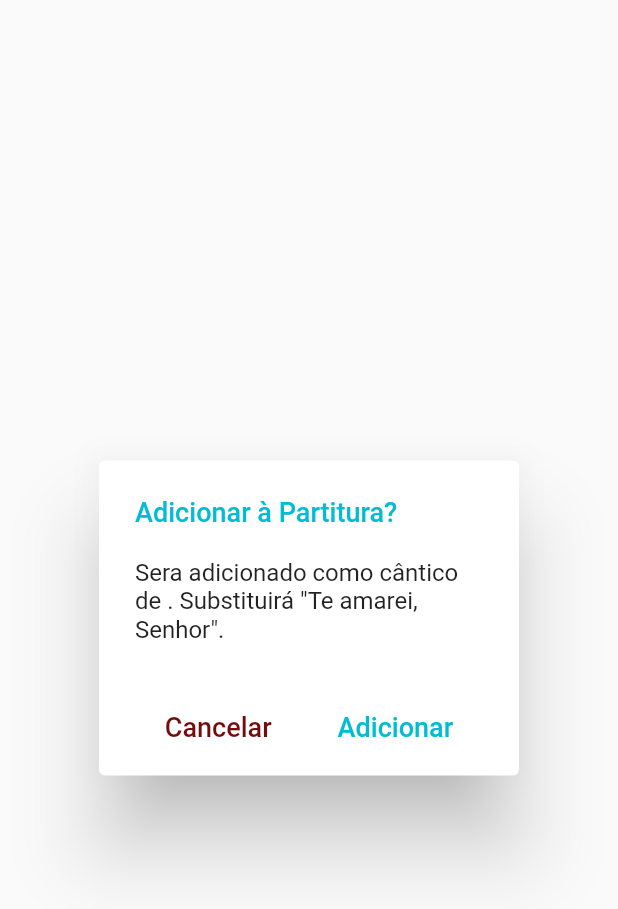
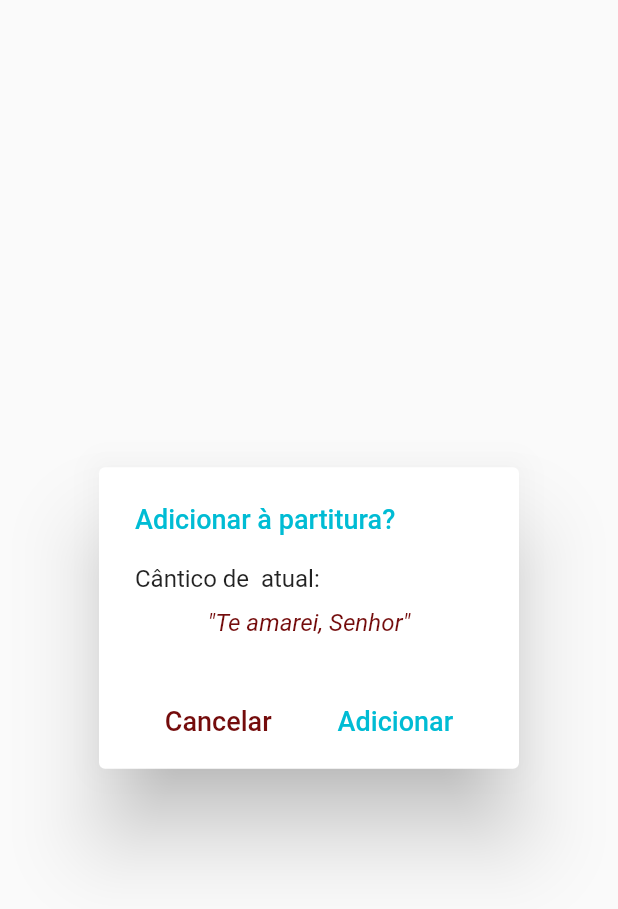
Before and after one commit to ddiasguto/mliturgica, a Flutter app: what addToSheet() shows on an empty page, opened directly, on a phone screen of 412 x 824 dp. Shown: the top 909 px of the screen. Run offline on Flutter 3.47's test engine with Material 2 defaults, Android fonts, the phone set to English and light mode, and no system bars.

Commit message:
add to sheet dialog improved

```diff
--- a/lib/widgets/add_to_sheet.dart
+++ b/lib/widgets/add_to_sheet.dart
@@ -9,13 +9,37 @@ Widget addToSheet(context) {
   List localList = maestro.getLocalList;
   return AlertDialog(
     title: const Text(
-      'Adicionar à Partitura?',
+      'Adicionar à partitura?',
       style: TextStyle(color: Colors.cyan, fontSize: 18),
     ),
     content: Container(
       width: 120,
-      child: Text(
-          "Sera adicionado como cântico de ${maestro.getCategory.toString().toLowerCase()}. Substituirá \"${maestro.getSheet[indexCategory].title}\"."),
+      child: Column(
+        mainAxisSize: MainAxisSize.min,
+        children: [
+          Row(
+            children: [
+              Text(
+                  "Cântico de ${maestro.getCategory.toString().toLowerCase()} atual:"),
+            ],
+          ),
+          Container(
+            height: 10,
+          ),
+          Row(
+            mainAxisAlignment: MainAxisAlignment.center,
+            children: [
+              Text(
+                "\"${maestro.getSheet[indexCategory].title}\"",
+                style: TextStyle(
+                  color: Color.fromARGB(255, 116, 12, 12),
+                  fontStyle: FontStyle.italic,
+                ),
+              ),
+            ],
+          ),
+        ],
+      ),
     ),
     actionsAlignment: MainAxisAlignment.spaceEvenly,
     actions: <Widget>[
@@ -29,7 +53,7 @@ Widget addToSheet(context) {
       ),
       TextButton(
         onPressed: () {
-          Navigator.pop(context, 'Confirm');
+          Navigator.pop(context);
           maestro.setSheetElement(
             localList[currentIndex],
           );
--- a/lib/widgets/show_random_sheet.dart
+++ b/lib/widgets/show_random_sheet.dart
@@ -28,10 +28,9 @@ Widget showRandomSheet(context) {
     actions: <Widget>[
       TextButton(
         onPressed: () => Navigator.pop(context, 'Cancel'),
-        child: const Text(
+        child: Text(
           'Ok',
-          style:
-              TextStyle(color: Color.fromARGB(255, 116, 12, 12), fontSize: 18),
+          style: TextStyle(color: Colors.cyan[700], fontSize: 18),
         ),
       ),
       TextButton(
```
Also changed, not shown: lib/widgets/already_in_sheet.dart (+2 -6 lines).
